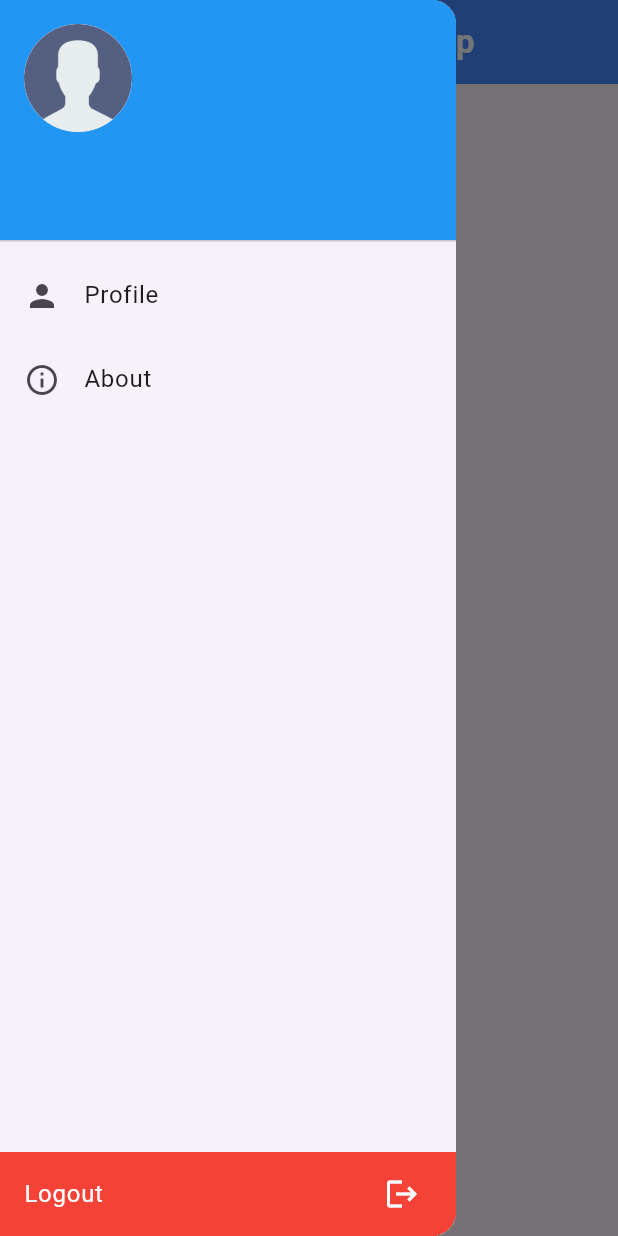
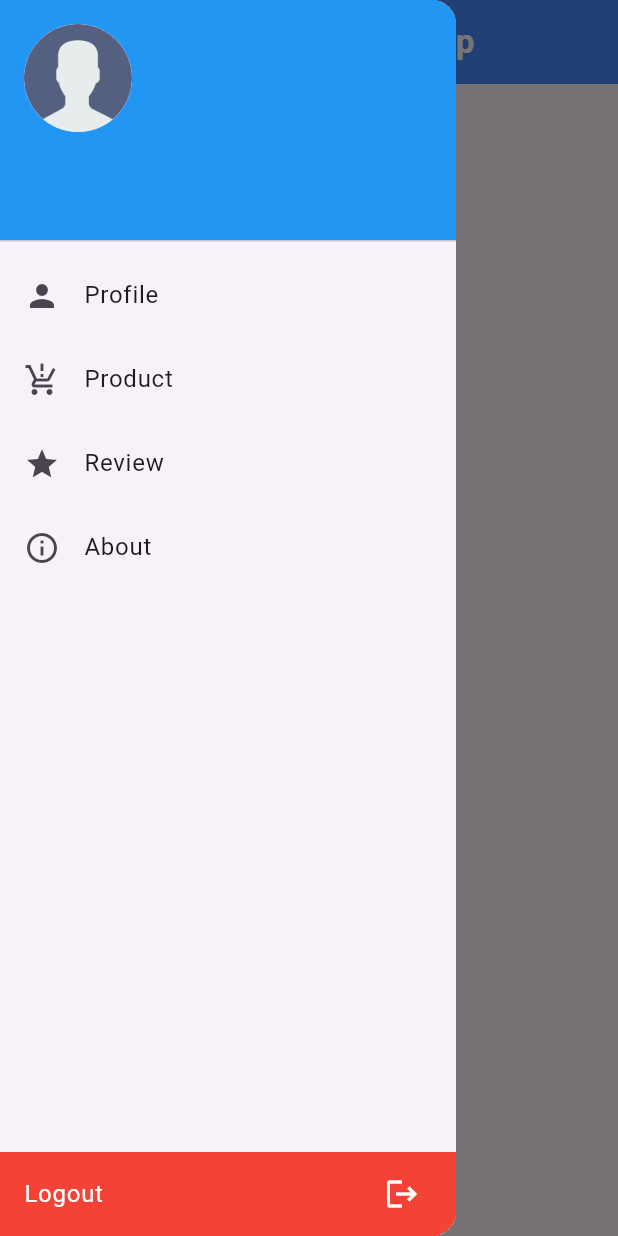
Before and after one commit to MrManavRamani-Flutter/find-shop, a Flutter app: the ShopOwnerHomeScreen screen opened by its route, with the side drawer open, on a phone screen of 412 x 824 dp. Run offline on Flutter 3.47's test engine with Material 3 defaults, Android fonts, the phone set to English and light mode, and no system bars; our stand-ins replace file_picker, flutter_rating_bar, shared_preferences, sqflite; missing offline and left inert: excel; accounts and stored records are empty.

Commit message:
19/02/2025 04:15 PM Shop Owner Side: add Product list link in drawer and also review list in drawer and change design in add product in ....

```diff
--- a/lib/screens/shop_owner/home_screen.dart
+++ b/lib/screens/shop_owner/home_screen.dart
@@ -219,6 +219,24 @@ class ShopOwnerHomeScreenState extends State<ShopOwnerHomeScreen> {
             },
           ),
           ListTile(
+            leading: const Icon(Icons.production_quantity_limits),
+            // Add leading icon
+            title: const Text('Product'),
+            onTap: () {
+              Navigator.pushReplacementNamed(context, '/shop_product_list',
+                  arguments: shopId);
+            },
+          ),
+          ListTile(
+            leading: const Icon(Icons.star),
+            // Add leading icon
+            title: const Text('Review'),
+            onTap: () {
+              Navigator.pushReplacementNamed(context, '/shop_review_list',
+                  arguments: shopId);
+            },
+          ),
+          ListTile(
             leading: const Icon(Icons.info_outline), // Add leading icon
             title: const Text('About'),
             onTap: () {
```
Also changed, not shown: lib/screens/shop_owner/product_screen/add_product.dart (+10 -1 lines).
